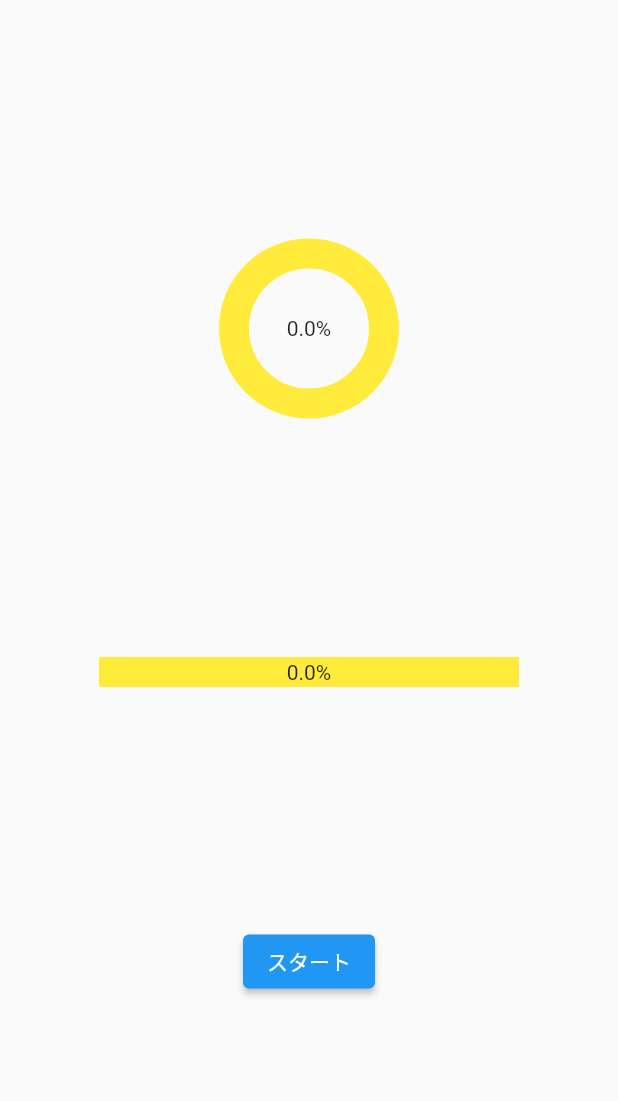
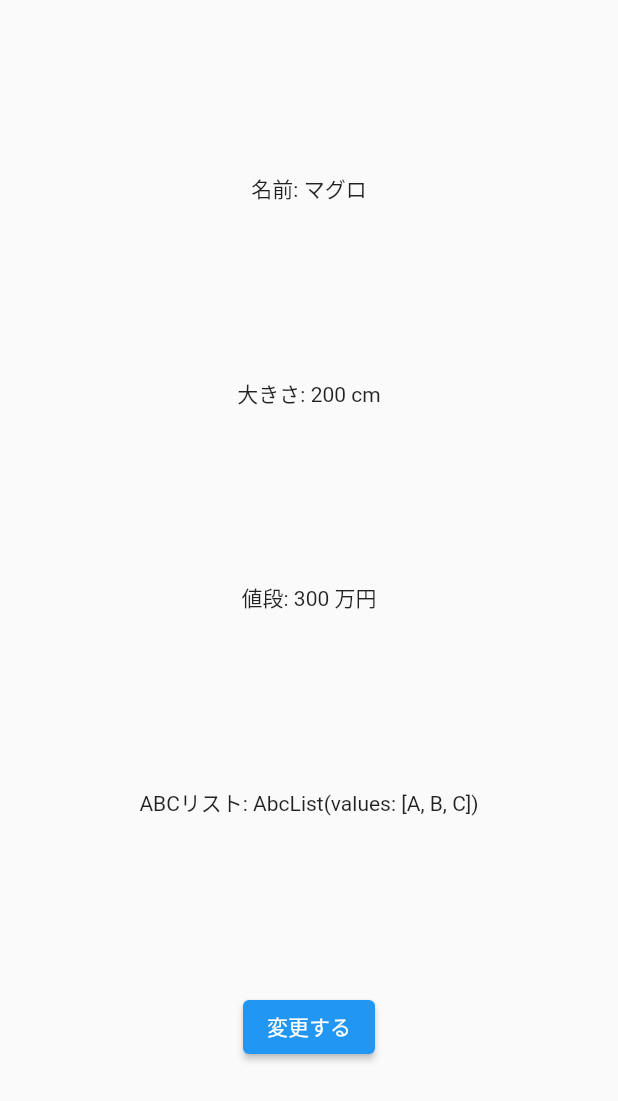
Before and after one commit to 0kkun/flutter-docker-template, a Flutter app: the screen it shows after launch, on a phone screen of 412 x 824 dp. Shown: the top 1101 px of the screen. Run offline on Flutter 3.47's test engine with Material 2 defaults, Android fonts, the phone set to English and light mode, and no system bars; drawn by our look-alikes of percent_indicator; our stand-ins replace flutter_riverpod, freezed_annotation, go_router, logger.

Commit message:
freezedの学習

```diff
--- /dev/null
+++ b/src/lib/models/abc_list/abc_list.dart
@@ -0,0 +1,9 @@
+import 'package:freezed_annotation/freezed_annotation.dart';
+part 'abc_list.freezed.dart';
+
+// ABC を並べたリスト
+
+@freezed
+abstract class AbcList with _$AbcList {
+  factory AbcList(List<String> values) = _AbcList;
+}
--- /dev/null
+++ b/src/lib/providers/abc_list_provider.dart
@@ -0,0 +1,12 @@
+import 'package:flutter/material.dart';
+import 'package:flutter_riverpod/flutter_riverpod.dart';
+import 'package:workspace/models/abc_list/abc_list.dart';
+
+// ABCリストの状態管理
+final abcListProvider = StateProvider((ref) {
+  return AbcList([
+    'A',
+    'B',
+    'C',
+  ]);
+});
--- /dev/null
+++ b/src/lib/providers/fish_provider.dart
@@ -0,0 +1,12 @@
+import 'package:flutter/material.dart';
+import 'package:flutter_riverpod/flutter_riverpod.dart';
+import 'package:workspace/models/fish/fish.dart';
+
+// 魚データの状態管理
+final fishProvider = StateProvider((ref) {
+  return const Fish(
+    name: 'マグロ',
+    size: 200,
+    price: 300,
+  );
+});
--- /dev/null
+++ b/src/lib/screens/freezed_screen.dart
@@ -0,0 +1,92 @@
+import 'package:flutter/material.dart';
+import 'package:flutter_riverpod/flutter_riverpod.dart';
+import 'package:workspace/providers/fish_provider.dart';
+import 'package:workspace/providers/abc_list_provider.dart';
+
+
+// ホーム画面
+class FreezedScreen extends ConsumerWidget {
+  const FreezedScreen({super.key});
+
+  @override
+  Widget build(BuildContext context, WidgetRef ref) {
+    // 魚データ
+    final fish = ref.watch(fishProvider);
+    // ABCリスト
+    final abcList = ref.watch(abcListProvider);
+
+    // 名前テキスト
+    final nameText = Text(
+      '名前: ${fish.name}',
+    );
+
+    // 大きさテキスト
+    final sizeText = Text(
+      '大きさ: ${fish.size} cm',
+    );
+
+    // 値段テキスト
+    final priceText = Text(
+      '値段: ${fish.price} 万円',
+    );
+
+    // ABCリストテキスト
+    final abcListText = Text(
+      'ABCリスト: $abcList',
+    );
+
+    // ボタン
+    final button = ElevatedButton(
+      onPressed: () => onPressed(ref),
+      child: const Text('変更する'),
+    );
+
+    // 縦に並べるカラム
+    final column = Column(
+      mainAxisAlignment: MainAxisAlignment.spaceEvenly,
+      children: [
+        nameText,
+        sizeText,
+        priceText,
+        abcListText,
+        button,
+      ],
+    );
+
+    // 画面の真ん中にカラムを置く
+    return Scaffold(
+      body: Center(
+        child: column,
+      ),
+    );
+  }
+
+  // ボタンを押したときの関数
+  void onPressed(WidgetRef ref) {
+    // 今画面に出ている魚
+    final fish = ref.read(fishProvider);
+
+    // 入れ物ごと変えた 新しい魚
+    final newFish = fish.copyWith(
+      // 値段は 500 にする
+      price: 500,
+    );
+
+    // 画面を変更する
+    ref.read(fishProvider.notifier).state = newFish;
+
+    // --- --- --- ---
+
+    // 今画面に出ているABCリスト
+    final abcList = ref.read(abcListProvider);
+
+    // 入れ物ごと変えた 新しいABCリスト
+    final newAbcList = abcList.copyWith(
+      // D を追加する
+      values: abcList.values + ['D'],
+    );
+
+    // 画面を変更する
+    ref.read(abcListProvider.notifier).state = newAbcList;
+  }
+}
--- a/src/pubspec.yaml
+++ b/src/pubspec.yaml
@@ -17,10 +17,13 @@ dependencies:
   flutter_web_plugins:
     sdk: flutter
   percent_indicator: ^4.2.3
+  freezed_annotation: ^2.4.1
 
   cupertino_icons: ^1.0.2
 
 dev_dependencies:
+  freezed: ^2.4.2
+  build_runner: ^2.4.6
   flutter_test:
     sdk: flutter
 
```
Also changed, not shown: src/lib/main.dart (+8 -1 lines), src/lib/models/fish/fish.dart (added, +16 -0 lines), src/lib/models/abc_list/abc_list.freezed.dart (added), src/lib/models/fish/fish.freezed.dart (added), src/pubspec.lock, 2 other files.
